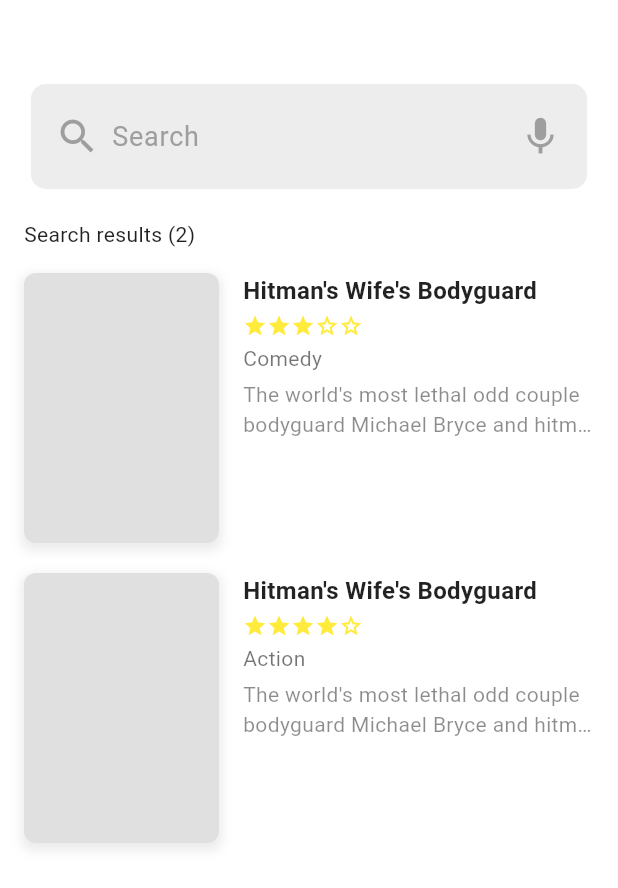
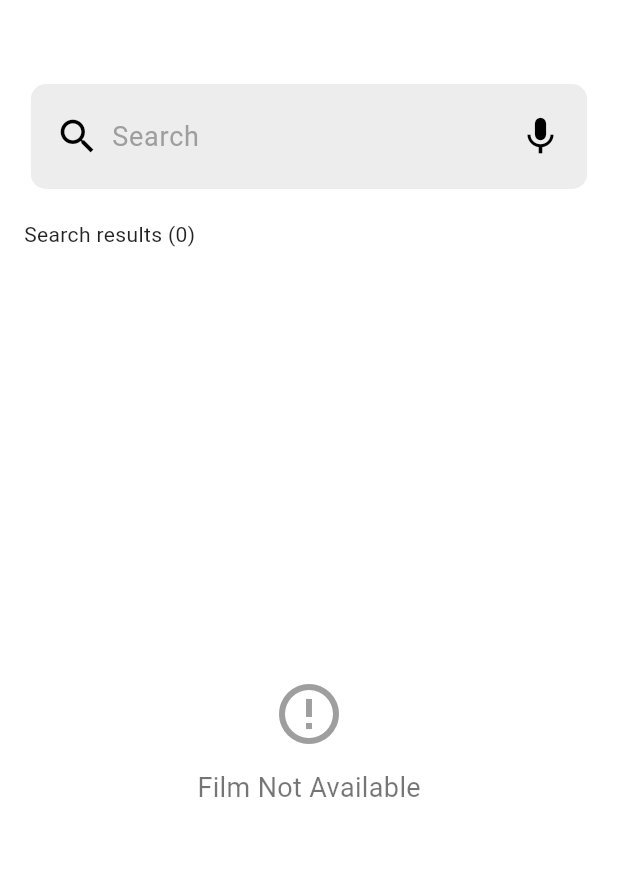
Before and after one commit to Wahabi86/Project_MultiPlatform, a Flutter app: the SearchPage screen opened directly, on a phone screen of 412 x 824 dp. Shown: the top 888 px of the screen. Run offline on Flutter 3.47's test engine with Material 3 defaults, Android fonts, the phone set to English and light mode, and no system bars; our stand-ins replace carousel_slider, curved_navigation_bar, flutter_svg, image_picker.

Commit message:
update fitur search dan ui search page

```diff
--- a/lib/ui/search_page.dart
+++ b/lib/ui/search_page.dart
@@ -1,50 +1,132 @@
-import "package:flutter/material.dart";
+import 'package:flutter/material.dart';
 import '../widgets/search_bar.dart';
+import '../datas/data_dummy.dart';
+import 'detail_page.dart';
 
-class SearchPage extends StatelessWidget {
-  final List<Map<String, dynamic>> searchResults = [
-    {
-      "title": "Hitman's Wife's Bodyguard",
-      "rating": 3.5,
-      "genres": "Comedy",
-      "description":
-          "The world's most lethal odd couple bodyguard Michael Bryce and hitman Darius Kincaid are back on another mission."
-    },
-    {
-      "title": "Hitman's Wife's Bodyguard",
-      "rating": 4,
-      "genres": "Action",
-      "description":
-          "The world's most lethal odd couple bodyguard Michael Bryce and hitman Darius Kincaid are back on another mission."
-    },
-  ];
+class SearchPage extends StatefulWidget {
+  const SearchPage({super.key});
 
-  SearchPage({super.key});
+  @override
+  State<SearchPage> createState() => _SearchPageState();
+}
+
+class _SearchPageState extends State<SearchPage> {
+  final TextEditingController searchController = TextEditingController();
+  List<Map<String, dynamic>> filteredResults = [];
+
+  List<Map<String, dynamic>> getAllUniqueMovies() {
+    final allMovies = [...banners, ...movies, ...recommendations];
+    final seenTitles = <String>{};
+
+    return allMovies.where((movie) {
+      final title = movie['title'] ?? '';
+      if (seenTitles.contains(title)) return false;
+      seenTitles.add(title);
+      return true;
+    }).toList();
+  }
+
+  void performSearch(String keyword) {
+    final allMovies = getAllUniqueMovies();
+    final results = allMovies.where((movie) {
+      return movie['title']
+          .toLowerCase()
+          .contains(keyword.toLowerCase().trim());
+    }).toList();
+
+    setState(() {
+      filteredResults = results;
+    });
+  }
+
+  Widget buildRatingStars(double rating) {
+    int fullStars = rating.floor();
+    bool hasHalfStar = rating - fullStars >= 0.5;
+    List<Widget> stars = [];
+
+    for (int i = 0; i < 5; i++) {
+      if (i < fullStars) {
+        stars.add(const Icon(Icons.star, color: Color(0xFFFFD700), size: 18));
+      } else if (i == fullStars && hasHalfStar) {
+        stars.add(
+            const Icon(Icons.star_half, color: Color(0xFFFFD700), size: 18));
+      } else {
+        stars.add(
+            const Icon(Icons.star_border, color: Color(0xFFFFD700), size: 18));
+      }
+    }
+
+    return Row(children: stars);
+  }
+
   @override
   Widget build(BuildContext context) {
+    final resultsCount = filteredResults.length;
+
     return Scaffold(
       backgroundColor: Colors.white,
       body: Padding(
         padding: const EdgeInsets.all(16),
         child: Column(
           children: [
-            SizedBox(height: 20),
-            const SearchWidget(),
-            SizedBox(height: 20),
+            const SizedBox(height: 20),
+            SearchWidget(
+              controller: searchController,
+              onSubmitted: performSearch,
+            ),
+            const SizedBox(height: 20),
             Align(
               alignment: Alignment.centerLeft,
               child: Text(
-                "Search results (${searchResults.length})",
+                "Search results ($resultsCount)",
                 style: const TextStyle(color: Colors.black87),
               ),
             ),
             const SizedBox(height: 16),
             Expanded(
-                child: ListView.builder(
-              itemCount: searchResults.length,
+              child: resultsCount == 0
+                  ? Center(
+                      child: Column(
+                        mainAxisAlignment: MainAxisAlignment.center,
+                        children: const [
+                          Icon(Icons.error_outline,
+                              color: Colors.grey, size: 48),
+                          SizedBox(height: 12),
+                          Text(
+                            "Film Not Available",
+                            style:
+                                TextStyle(fontSize: 18, color: Colors.black54),
+                          )
+                        ],
+                      ),
+                    )
+                  : ListView.builder(
+                      itemCount: resultsCount,
                       itemBuilder: (context, index) {
-                final movie = searchResults[index];
-                return Padding(
+                        final movie = filteredResults[index];
+                        final rating = movie["rating"] ?? 0;
+                        final isDecimal = rating % 1 != 0;
+                        final ratingLabel = isDecimal
+                            ? rating.toStringAsFixed(1)
+                            : rating.toStringAsFixed(0);
+
+                        return GestureDetector(
+                          onTap: () {
+                            Navigator.push(
+                              context,
+                              MaterialPageRoute(
+                                builder: (_) => MovieDetailsPage(
+                                  title: movie["title"],
+                                  poster: movie["poster"],
+                                  genre: movie["genre"],
+                                  status: movie["status"],
+                                  synopsis: movie["synopsis"],
+                                  actors: movie["actors"],
+                                ),
+                              ),
+                            );
+                          },
+                          child: Padding(
                             padding: const EdgeInsets.only(bottom: 20),
                             child: Row(
                               crossAxisAlignment: CrossAxisAlignment.start,
@@ -53,9 +135,9 @@ class SearchPage extends StatelessWidget {
                                   width: 130,
                                   height: 180,
                                   decoration: BoxDecoration(
-                              color: Colors.grey.shade300,
                                     borderRadius: BorderRadius.circular(8),
-                              border: Border.all(color: Colors.grey.shade300),
+                                    border:
+                                        Border.all(color: Colors.grey.shade300),
                                     boxShadow: [
                                       BoxShadow(
                                         color: Colors.grey.withOpacity(0.2),
@@ -63,12 +145,18 @@ class SearchPage extends StatelessWidget {
                                         blurRadius: 5,
                                         offset: const Offset(0, 3),
                                       )
-                              ]),
+                                    ],
+                                    image: DecorationImage(
+                                      image: AssetImage(movie["poster"]),
+                                      fit: BoxFit.cover,
                                     ),
-                        SizedBox(width: 16),
+                                  ),
+                                ),
+                                const SizedBox(width: 16),
                                 Expanded(
                                   child: Column(
-                          crossAxisAlignment: CrossAxisAlignment.start,
+                                    crossAxisAlignment:
+                                        CrossAxisAlignment.start,
                                     children: [
                                       Text(
                                         movie["title"],
@@ -78,40 +166,44 @@ class SearchPage extends StatelessWidget {
                                           fontSize: 16,
                                         ),
                                       ),
-                            SizedBox(height: 4),
+                                      const SizedBox(height: 4),
                                       Row(
-                              children: List.generate(5, (i) {
-                                return Icon(
-                                  i < movie["rating"].floor()
-                                      ? Icons.star
-                                      : Icons.star_border,
-                                  color: Colors.yellow,
-                                  size: 16,
-                                );
-                              }),
+                                        children: [
+                                          Text(
+                                            "$ratingLabel ",
+                                            style: const TextStyle(
+                                              fontSize: 14,
+                                              fontWeight: FontWeight.w500,
+                                              color: Colors.black87,
                                             ),
-                            SizedBox(
-                              height: 4,
                                           ),
+                                          buildRatingStars(rating.toDouble()),
+                                        ],
+                                      ),
+                                      const SizedBox(height: 4),
                                       Text(
-                              movie["genres"],
-                              style: const TextStyle(color: Colors.black54),
+                                        movie["genre"],
+                                        style: const TextStyle(
+                                            color: Colors.black54),
                                       ),
-                            SizedBox(
-                              height: 4,
-                            ),
+                                      const SizedBox(height: 4),
                                       Text(
-                              movie["description"],
-                              style: const TextStyle(color: Colors.black45),
+                                        movie["synopsis"],
+                                        style: const TextStyle(
+                                            color: Colors.black45),
                                         maxLines: 2,
                                         overflow: TextOverflow.ellipsis,
                                       )
                                     ],
-                        ))
+                                  ),
+                                )
                               ],
-                    ));
+                            ),
+                          ),
+                        );
                       },
-            ))
+                    ),
+            ),
           ],
         ),
       ),
--- a/lib/widgets/search_bar.dart
+++ b/lib/widgets/search_bar.dart
@@ -1,7 +1,14 @@
-import "package:flutter/material.dart";
+import 'package:flutter/material.dart';
 
 class SearchWidget extends StatelessWidget {
-  const SearchWidget({super.key});
+  final TextEditingController controller;
+  final Function(String) onSubmitted;
+
+  const SearchWidget({
+    super.key,
+    required this.controller,
+    required this.onSubmitted,
+  });
 
   @override
   Widget build(BuildContext context) {
@@ -11,44 +18,34 @@ class SearchWidget extends StatelessWidget {
         mainAxisAlignment: MainAxisAlignment.center,
         children: [
           Container(
-            padding: EdgeInsets.symmetric(
-              horizontal: 16.0,
-            ),
+            padding: EdgeInsets.symmetric(horizontal: 16.0),
             width: MediaQuery.of(context).size.width * .9,
             height: 70,
             decoration: BoxDecoration(
-                color: const Color.fromARGB(255, 238, 237, 237),
-                borderRadius: BorderRadius.circular(10)),
+              color: const Color.fromARGB(255, 238, 237, 237),
+              borderRadius: BorderRadius.circular(10),
+            ),
             child: Row(
-              crossAxisAlignment: CrossAxisAlignment.center,
-              mainAxisAlignment: MainAxisAlignment.center,
               children: [
-                Icon(
-                  Icons.search,
-                  color: Colors.grey,
-                  size: 30,
-                ),
+                Icon(Icons.search, color: Colors.black, size: 30),
                 SizedBox(width: 8),
                 Expanded(
                   child: TextField(
-                    cursorColor: Colors.grey,
+                    controller: controller,
+                    cursorColor: Colors.black,
                     style: TextStyle(color: Colors.black),
                     decoration: InputDecoration(
                       hintText: "Search",
                       hintStyle: TextStyle(fontSize: 18, color: Colors.grey),
                       border: InputBorder.none,
-                      focusedBorder: InputBorder.none,
                     ),
+                    onSubmitted: onSubmitted,
                   ),
                 ),
-                Icon(
-                  Icons.mic,
-                  color: Colors.grey,
-                  size: 30,
-                ),
+                Icon(Icons.mic, color: Colors.black, size: 30),
               ],
             ),
-          )
+          ),
         ],
       ),
     );
```
Lines whose indentation alone changed are shown as unchanged.
